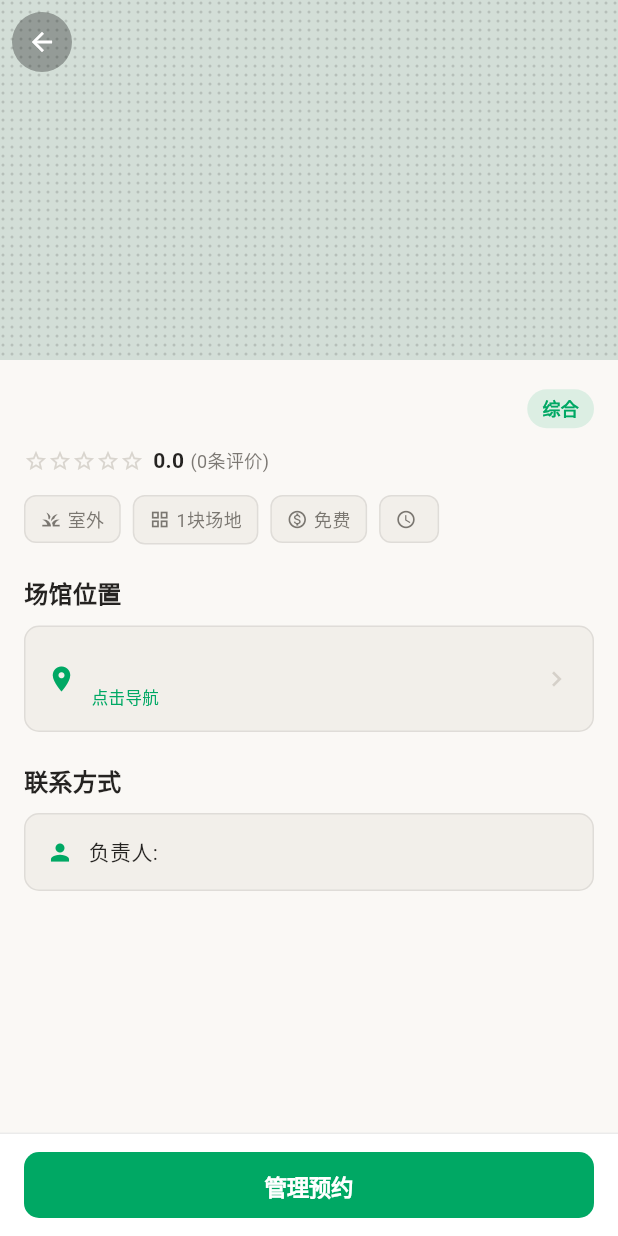
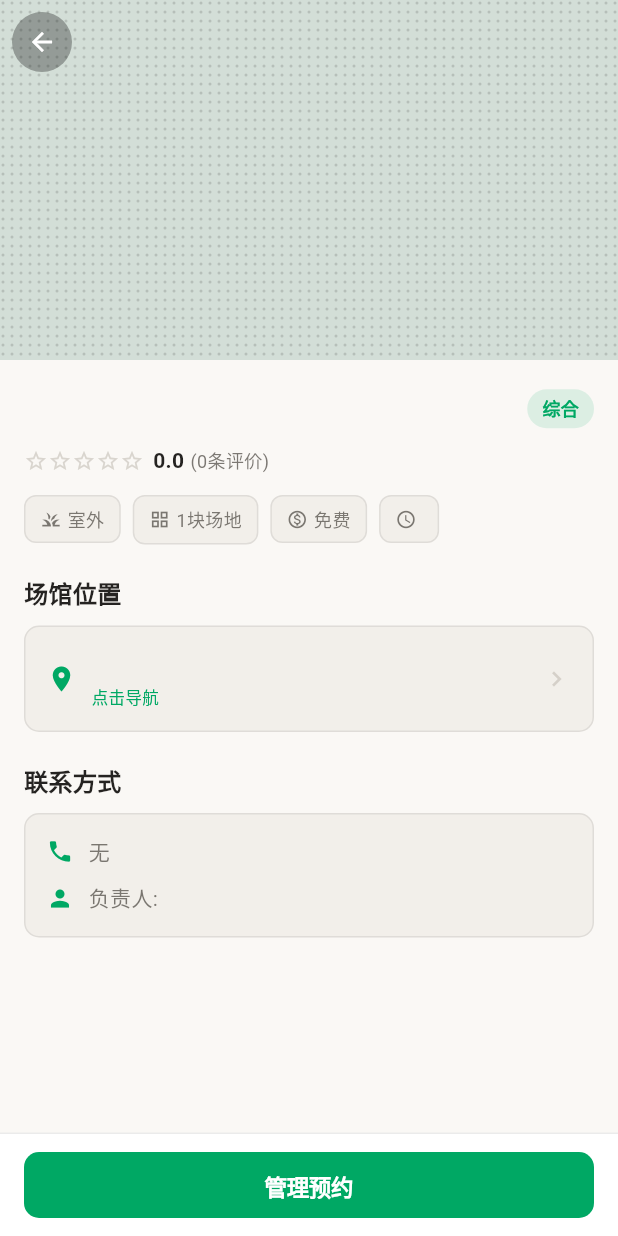
Before and after one commit to am6737/kaiqiu, a Flutter app: the _Body screen opened directly with empty values, on a phone screen of 412 x 824 dp. Run offline on Flutter 3.47's test engine with Material 3 defaults, Android fonts, the phone set to English and light mode, and no system bars; our stand-ins replace cached_network_image, emoji_picker_flutter, firebase_core, firebase_messaging, flutter_colorpicker, flutter_image_compress and 11 more; missing offline and left inert: amap_map, livekit_client, x_amap_base; accounts and stored records are empty; statements that could not run were skipped.

Commit message:
fix(venue): show "无" for empty contact info instead of hiding it
野球场等用户分享的场馆可能没有联系人和电话，
之前直接隐藏电话行且负责人回退为"场馆管理员"，
现在统一显示"无"并用灰色文字区分。

Co-Authored-By: Claude Opus 4.6 <noreply@anthropic.com>

```diff
--- a/lib/features/venue/venue_detail_screen.dart
+++ b/lib/features/venue/venue_detail_screen.dart
@@ -490,17 +490,24 @@ class _ContactRow extends ConsumerWidget {
       ),
       child: Column(
         children: [
-          if (venue.phone != null && venue.phone!.isNotEmpty) ...[
           Row(
             children: [
               Icon(Icons.phone, size: 18, color: t.accent),
               const SizedBox(width: 10),
               Expanded(
                 child: Text(
-                    venue.phone!,
-                    style: TextStyle(fontSize: 14, color: t.ink),
+                  venue.phone != null && venue.phone!.isNotEmpty
+                      ? venue.phone!
+                      : '无',
+                  style: TextStyle(
+                    fontSize: 14,
+                    color: venue.phone != null && venue.phone!.isNotEmpty
+                        ? t.ink
+                        : t.sub,
                   ),
                 ),
+              ),
+              if (venue.phone != null && venue.phone!.isNotEmpty)
                 GestureDetector(
                   onTap: () {
                     Clipboard.setData(ClipboardData(text: venue.phone!));
@@ -528,15 +535,17 @@ class _ContactRow extends ConsumerWidget {
             ],
           ),
           const SizedBox(height: 10),
-          ],
           Row(
             children: [
               Icon(Icons.person, size: 18, color: t.accent),
               const SizedBox(width: 10),
               Expanded(
                 child: Text(
-                  '负责人: ${venue.ownerName ?? '场馆管理员'}',
-                  style: TextStyle(fontSize: 14, color: t.ink),
+                  '负责人: ${venue.ownerName ?? '无'}',
+                  style: TextStyle(
+                    fontSize: 14,
+                    color: venue.ownerName != null ? t.ink : t.sub,
+                  ),
                 ),
               ),
             ],
```
Lines whose indentation alone changed are shown as unchanged.
